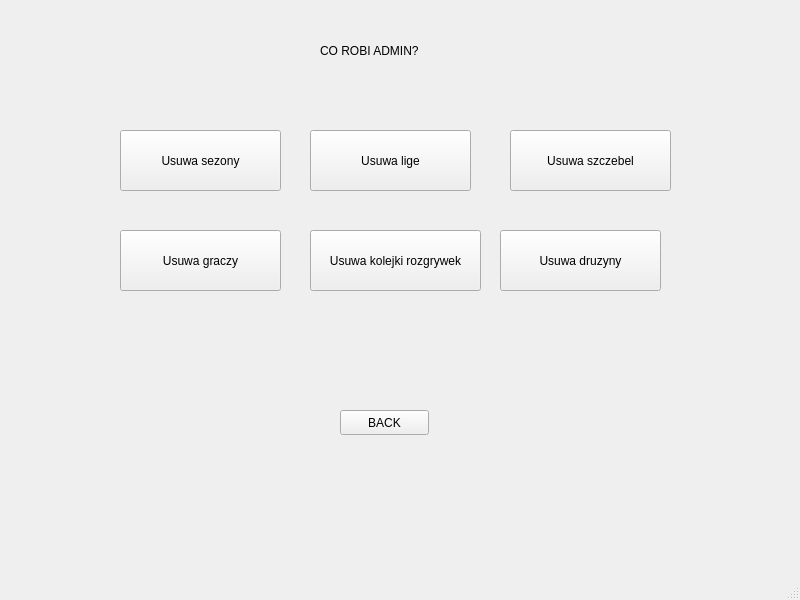
First picture: the form in ZBD-main/ui/mwdelete.ui, repository BartekRuszkowski/ZBD, before the edit.
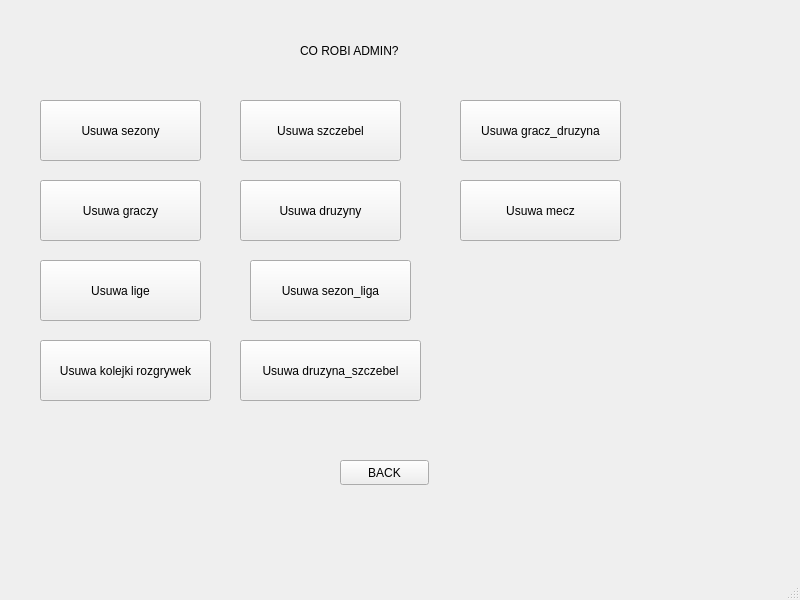
Second picture: the form after the edit.

```diff
--- a/ZBD-main/ui/mwdelete.ui
+++ b/ZBD-main/ui/mwdelete.ui
@@ -17,7 +17,7 @@
    <widget class="QLabel" name="label">
     <property name="geometry">
      <rect>
-      <x>320</x>
+      <x>300</x>
       <y>30</y>
       <width>141</width>
       <height>41</height>
@@ -30,8 +30,8 @@
    <widget class="QPushButton" name="pushButton">
     <property name="geometry">
      <rect>
-      <x>120</x>
-      <y>130</y>
+      <x>40</x>
+      <y>100</y>
       <width>161</width>
       <height>61</height>
      </rect>
@@ -43,8 +43,8 @@
    <widget class="QPushButton" name="pushButton_2">
     <property name="geometry">
      <rect>
-      <x>310</x>
-      <y>130</y>
+      <x>40</x>
+      <y>260</y>
       <width>161</width>
       <height>61</height>
      </rect>
@@ -56,8 +56,8 @@
    <widget class="QPushButton" name="pushButton_3">
     <property name="geometry">
      <rect>
-      <x>510</x>
-      <y>130</y>
+      <x>240</x>
+      <y>100</y>
       <width>161</width>
       <height>61</height>
      </rect>
@@ -69,8 +69,8 @@
    <widget class="QPushButton" name="pushButton_4">
     <property name="geometry">
      <rect>
-      <x>120</x>
-      <y>230</y>
+      <x>40</x>
+      <y>180</y>
       <width>161</width>
       <height>61</height>
      </rect>
@@ -82,8 +82,8 @@
    <widget class="QPushButton" name="pushButton_5">
     <property name="geometry">
      <rect>
-      <x>310</x>
-      <y>230</y>
+      <x>40</x>
+      <y>340</y>
       <width>171</width>
       <height>61</height>
      </rect>
@@ -95,8 +95,8 @@
    <widget class="QPushButton" name="pushButton_6">
     <property name="geometry">
      <rect>
-      <x>500</x>
-      <y>230</y>
+      <x>240</x>
+      <y>180</y>
       <width>161</width>
       <height>61</height>
      </rect>
@@ -109,7 +109,7 @@
     <property name="geometry">
      <rect>
       <x>340</x>
-      <y>410</y>
+      <y>460</y>
       <width>89</width>
       <height>25</height>
      </rect>
@@ -118,6 +118,58 @@
      <string>BACK</string>
     </property>
    </widget>
+   <widget class="QPushButton" name="pushButton_8">
+    <property name="geometry">
+     <rect>
+      <x>250</x>
+      <y>260</y>
+      <width>161</width>
+      <height>61</height>
+     </rect>
+    </property>
+    <property name="text">
+     <string>Usuwa sezon_liga</string>
+    </property>
+   </widget>
+   <widget class="QPushButton" name="pushButton_9">
+    <property name="geometry">
+     <rect>
+      <x>240</x>
+      <y>340</y>
+      <width>181</width>
+      <height>61</height>
+     </rect>
+    </property>
+    <property name="text">
+     <string>Usuwa druzyna_szczebel</string>
+    </property>
+   </widget>
+   <widget class="QPushButton" name="pushButton_10">
+    <property name="geometry">
+     <rect>
+      <x>460</x>
+      <y>100</y>
+      <width>161</width>
+      <height>61</height>
+     </rect>
+    </property>
+    <property name="text">
+     <string>Usuwa gracz_druzyna</string>
+    </property>
+   </widget>
+   <widget class="QPushButton" name="pushButton_11">
+    <property name="geometry">
+     <rect>
+      <x>460</x>
+      <y>180</y>
+      <width>161</width>
+      <height>61</height>
+     </rect>
+    </property>
+    <property name="text">
+     <string>Usuwa mecz</string>
+    </property>
+   </widget>
   </widget>
   <widget class="QMenuBar" name="menubar">
    <property name="geometry">
```
